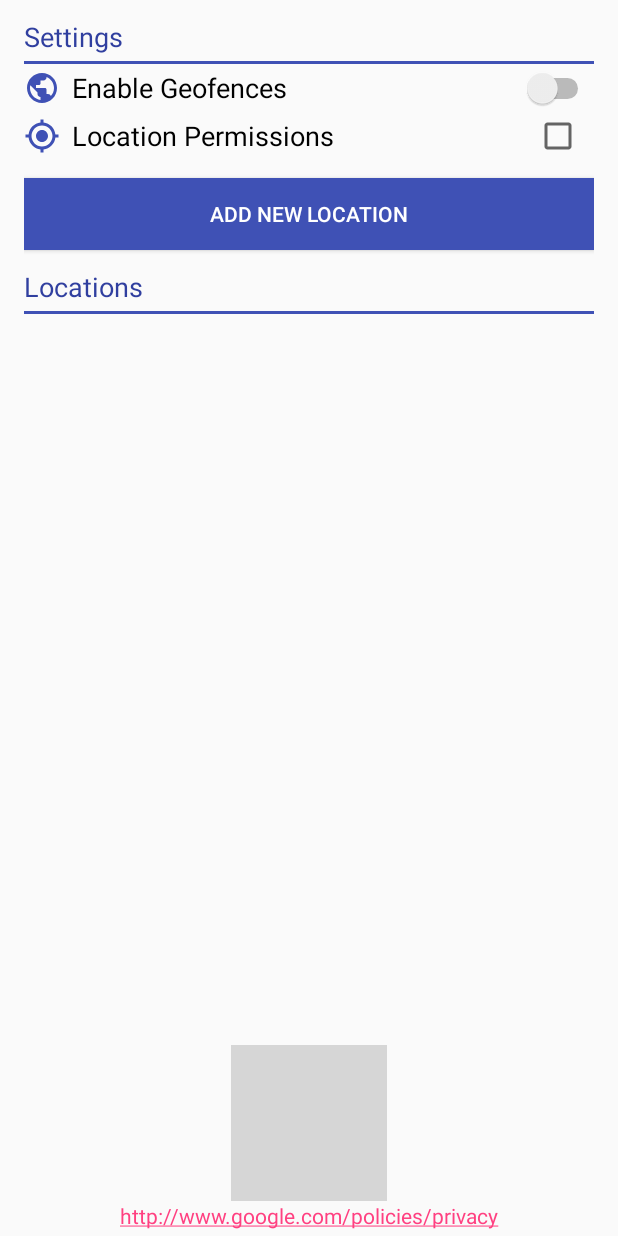
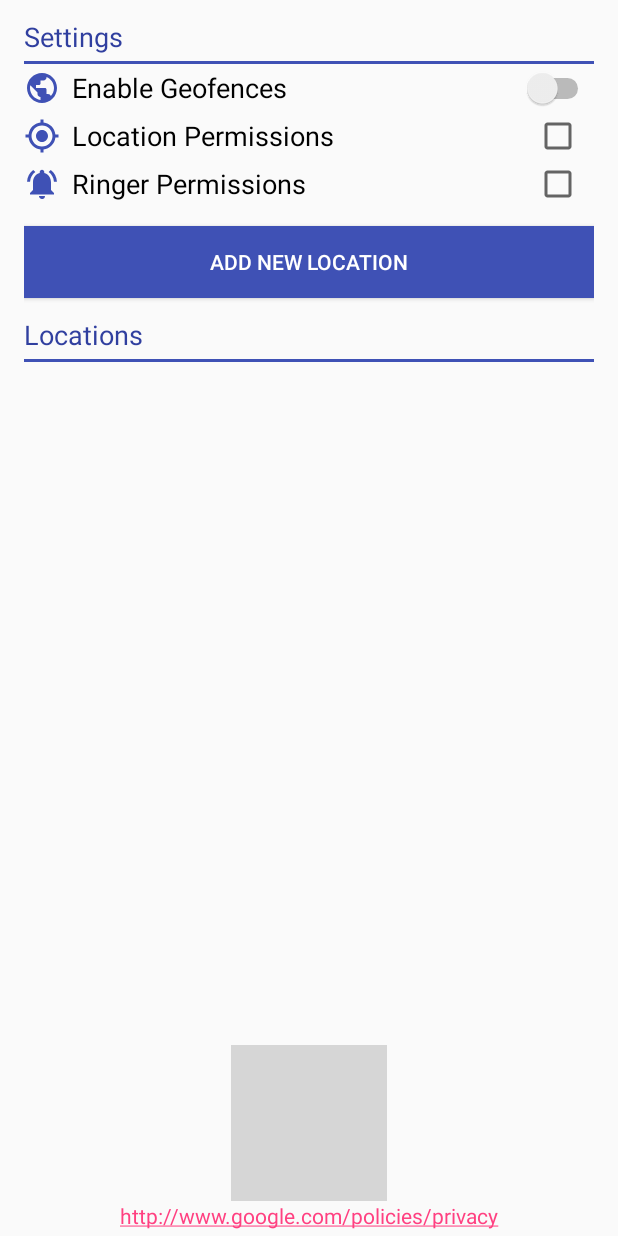
Before and after one commit to AlissaVelia/Places_AlissaVRJ_XIIRPL1_01, an Android app: the layout activity_main.xml on its own in the app's theme, with its tools: preview values and no code run, on a phone screen of 412 x 824 dp. Run offline under Robolectric (Android 15) with nearby library versions, the phone set to English and light mode, and no system bars; grey boxes are pictures that could not be loaded.

```diff
--- a/app/src/main/res/layout/activity_main.xml
+++ b/app/src/main/res/layout/activity_main.xml
@@ -97,6 +97,42 @@
                 </RelativeLayout>
             </LinearLayout>
 
+    <LinearLayout
+                android:layout_width="match_parent"
+               android:layout_height="wrap_content"
+               android:orientation="horizontal">
+
+                <ImageView
+                    android:layout_width="wrap_content"
+                    android:layout_height="wrap_content"
+                    android:paddingBottom="4dp"
+                    android:paddingRight="8dp"
+                    android:paddingTop="4dp"
+                    android:src="@drawable/ic_notifications_active_primary_24dp" />
+
+                <TextView
+                    android:layout_width="wrap_content"
+                    android:layout_height="wrap_content"
+                    android:layout_gravity="center"
+                    android:text="@string/ringer_permissions"
+                    android:textAppearance="@style/TextAppearance.AppCompat.Medium"
+                    android:textColor="@android:color/black" />
+
+                <RelativeLayout
+                    android:layout_width="match_parent"
+                    android:layout_height="match_parent">
+
+                    <CheckBox
+                        android:id="@+id/ringer_permissions_checkbox"
+                        android:layout_width="wrap_content"
+                        android:layout_height="wrap_content"
+                        android:layout_alignParentRight="true"
+                        android:layout_marginRight="8dp"
+                        android:onClick="onRingerPermissionsClicked" />
+
+                </RelativeLayout>
+            </LinearLayout>
+
 
 
         <Button
--- a/app/src/main/res/values/strings.xml
+++ b/app/src/main/res/values/strings.xml
@@ -9,4 +9,8 @@
     <string name="location_permissions">Location Permissions</string>
     <string name="enable_geofences">Enable Geofences</string>
     <string name="privacy">http://www.google.com/policies/privacy</string>
+    <string name="ringer_permissions">Ringer Permissions</string>
+    <string name="silent_mode_activated">Silent mode activated</string>
+    <string name="touch_to_relaunch">Touch to launch the app.</string>
+    <string name="back_to_normal">Back to normal</string>
 </resources>
```
Also changed, not shown: app/src/main/java/com/example/android/shushme/GeofenceBroadcastReceiver.java (+111 -2 lines), app/src/main/java/com/example/android/shushme/MainActivity.java (+14 -0 lines).
